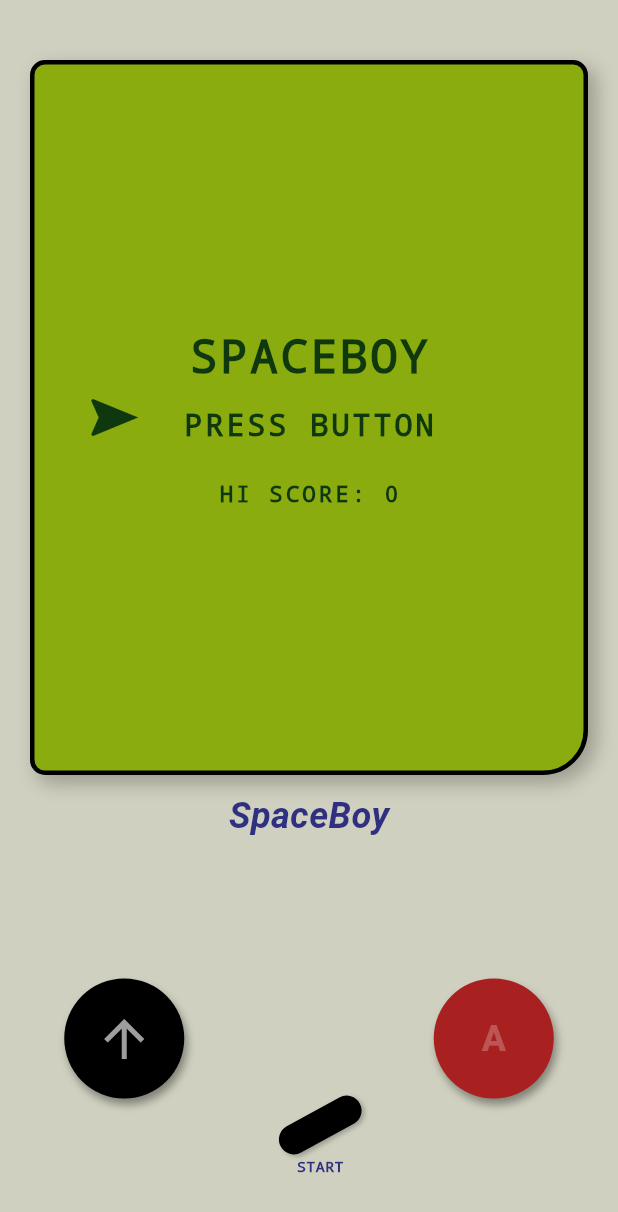
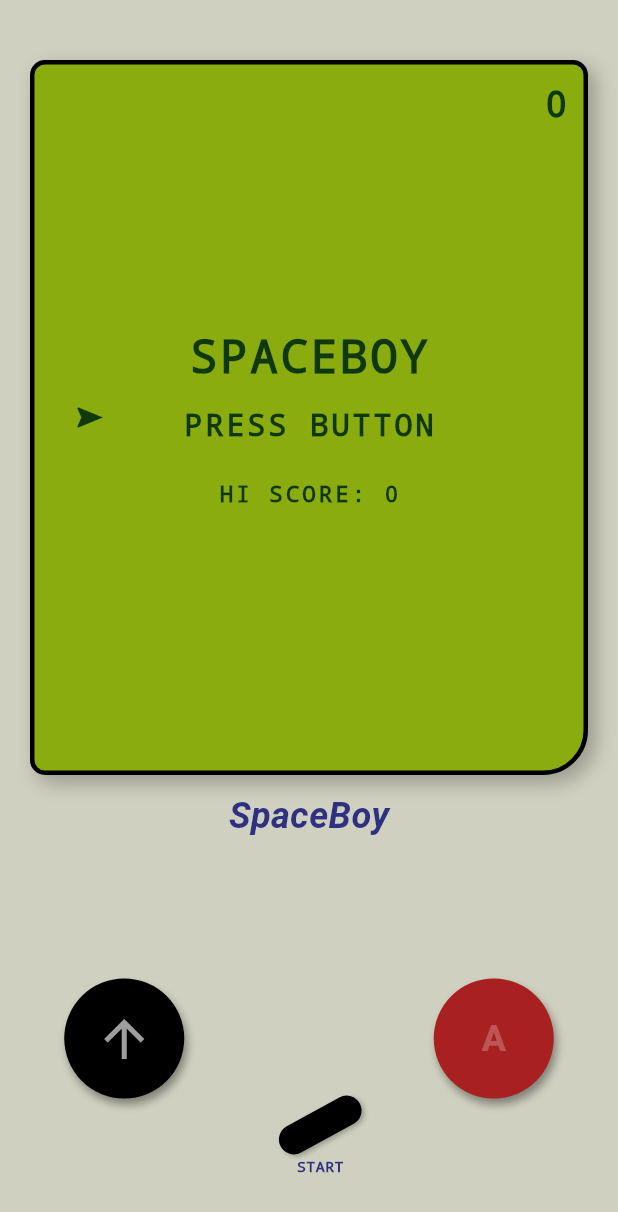
Before and after one commit to edmarfjr/spaceDuel, a Flutter app: the screen it shows after launch, on a phone screen of 412 x 824 dp. Shown: the top 1212 px of the screen. Run offline on Flutter 3.47's test engine with Material 3 defaults, Android fonts, the phone set to English and light mode, and no system bars; our stand-ins replace audioplayers, shared_preferences.

Commit message:
ajustes na hitbox

```diff
--- a/lib/core/constants.dart
+++ b/lib/core/constants.dart
@@ -1,8 +1,8 @@
 import 'package:flutter/material.dart';
 
 class GameConfig {
-  static const double gravity = 0.3;
-  static const double jetThrust = -0.8;
+  static const double gravity = 0.2;
+  static const double jetThrust = -0.5;
   static const double shipMaxVelocity = 15.0;
   static const double gameSpeed = 3.0;
   static const int fps = 60;
--- a/lib/main.dart
+++ b/lib/main.dart
@@ -45,6 +45,8 @@ class _GamePageState extends State<GamePage> {
   bool _gameOver = false;
   bool _isPaused = false;
 
+  int _debugTapCount = 0;
+
   @override
   void initState() {
     super.initState();
@@ -73,7 +75,7 @@ class _GamePageState extends State<GamePage> {
     });
 
     _gameLoopTimer?.cancel();
-    _gameLoopTimer = Timer.periodic(Duration(milliseconds: 1000 ~/ GameConfig.fps), (timer) {
+    _gameLoopTimer = Timer.periodic(const Duration(milliseconds: 1000 ~/ GameConfig.fps), (timer) {
       if (!_isPaused) {
         setState(() {
           // Pede para a Engine calcular o próximo frame
@@ -120,13 +122,25 @@ class _GamePageState extends State<GamePage> {
           ),
 
           // Logo
-          const Text("SpaceBoy",
+          GestureDetector(
+            onTap: () {
+              _debugTapCount++;
+              if (_debugTapCount >= 3) {
+                setState(() {
+                  _engine.toggleDebugMode(); // Ativa/Desativa as hitboxes
+                  debugPrint("Debug Mode: ${_engine.showHitboxes}");
+                  _debugTapCount = 0; // Reseta o contador
+                });
+              }
+            },
+            child: const Text("SpaceBoy",
               style: TextStyle(
                 color: Color(0xFF303080),
                 fontWeight: FontWeight.bold,
                 fontStyle: FontStyle.italic,
                 fontSize: 24
               )
+            ),
           ),
 
           // Controles
--- a/lib/widgets/game_screen.dart
+++ b/lib/widgets/game_screen.dart
@@ -33,72 +33,117 @@ class GameScreenLCD extends StatelessWidget {
       ),
       child: ClipRRect(
         borderRadius: BorderRadius.circular(8),
+        child: LayoutBuilder(
+          builder: (context, constraints) {
+            final double screenW = constraints.maxWidth;
+            final double screenH = constraints.maxHeight;
+
+            // --- FUNÇÃO CORRIGIDA ---
+            Widget positionObject({
+              required double x,
+              required double y,
+              required double w,
+              required double h,
+              required Widget child,
+            }) {
+              // Cálculos de pixel (Matemática de Coordenadas)
+              final double pixelW = (w / 2.0) * screenW;
+              final double pixelH = (h / 2.0) * screenH;
+              final double centerX = ((x + 1) / 2) * screenW;
+              final double centerY = ((y + 1) / 2) * screenH;
+              final double left = centerX - (pixelW / 2);
+              final double top = centerY - (pixelH / 2);
+
+              return Positioned(
+                left: left,
+                top: top,
+                width: pixelW,
+                height: pixelH,
                 child: Stack(
+                  fit: StackFit.expand, // Manda o filho preencher todo o espaço da hitbox
                   children: [
-            // Nave
-            Align(
-              alignment: Alignment(-0.8, engine.shipY),
+                    // 1. O Desenho Real
+                    // (Removemos o FittedBox daqui para não sumir com os containers)
+                    child,
+
+                    // 2. A Borda de Debug (Se ativada)
+                    if (engine.showHitboxes)
+                      Container(
+                        decoration: BoxDecoration(
+                          border: Border.all(color: Colors.white, width: 1),
+                        ),
+                      ),
+                  ],
+                ),
+              );
+            }
+
+            return Stack(
+              children: [
+                // 1. NAVE
+                // A Nave PRECISA de FittedBox porque é um Icon e queremos que ele escale
+                if (!engine.isInvulnerable || DateTime.now().millisecondsSinceEpoch % 100 < 50)
+                  positionObject(
+                    x: -0.8,
+                    y: engine.shipY,
+                    w: GameConfig.shipWidth,
+                    h: GameConfig.shipHeight,
+                    child: FittedBox( // <--- FittedBox SÓ AQUI
+                      fit: BoxFit.contain,
                       child: Transform.rotate(
                         angle: 1.57,
-                child: const Icon(Icons.navigation, color: AppColors.pixel, size: 40),
+                        child: const Icon(Icons.navigation, color: AppColors.pixel),
                       ),
                     ),
-            // Meteoros
-            ...engine.meteors.map((m) => Align(
-                  alignment: Alignment(m.x, m.y),
+                  ),
+
+                // 2. METEOROS
+                // Agora sem FittedBox, o Container vai esticar para preencher a hitbox
+                ...engine.meteors.map((m) => positionObject(
+                  x: m.x,
+                  y: m.y,
+                  w: GameConfig.meteorSize,
+                  h: GameConfig.meteorSize,
                   child: Container(
-                    width: 25, height: 25,
-                    decoration: const BoxDecoration(color: Color(0xFF306230), shape: BoxShape.circle),
+                    decoration: const BoxDecoration(
+                      color: Color(0xFF306230),
+                      shape: BoxShape.circle
+                    ),
                   ),
                 )),
-            //Renderiza as partículas da explosão
-            ...engine.particles.map((p) => Align(
-              alignment: Alignment(p.x, p.y),
+
+                // 3. TIROS
+                ...engine.bullets.map((b) => positionObject(
+                  x: b.x,
+                  y: b.y,
+                  w: GameConfig.bulletWidth,
+                  h: GameConfig.bulletHeight,
+                  child: Container(color: AppColors.pixel),
+                )),
+
+                // 4. PARTÍCULAS
+                ...engine.particles.map((p) {
+                   final px = ((p.x + 1) / 2) * screenW;
+                   final py = ((p.y + 1) / 2) * screenH;
+                   return Positioned(
+                     left: px, top: py,
                      child: Container(
-                width: 8, height: 8, // Pixelzinhos
-                color: AppColors.pixel.withOpacity(p.life / 20), // Fade out
+                       width: 6, height: 6,
+                       color: AppColors.pixel.withOpacity(p.life / 20),
                      ),
-            )),
-            // Tiros
-            ...engine.bullets.map((b) => Align(
-                  alignment: Alignment(b.x, b.y),
-                  child: Container(width: 15, height: 5, color: AppColors.pixel),
-                )),
-            // UI
-            if (!gameStarted)
-            Center(child: Column(
-                mainAxisSize: MainAxisSize.min,
-                children: [
-                  Text("SPACEBOY", style: AppStyles.retro()),
-                  const SizedBox(height: 10),
-                  Text("PRESS BUTTON", style: AppStyles.retro(size: 20)),
-                  const SizedBox(height: 20),
-                  Text("HI SCORE: ${engine.highScore}", style: AppStyles.retro(size: 15)), // Mostra recorde no menu
-                ],
-              )),
-            if (gameOver)
-              Center(
-                  child: Column(mainAxisSize: MainAxisSize.min, children: [
-                Text("GAME OVER", style: AppStyles.retro()),
-                Text("PRESS BUTTON", style: AppStyles.retro(size: 20)),
-                Text("Score: ${engine.score}", style: AppStyles.retro(size: 20)),
-                if (engine.score >= engine.highScore && engine.score > 0)
-                   Text("NEW RECORD!", style: AppStyles.retro(size: 15)),
-              ])),
-            if (isPaused && !gameOver && gameStarted)
-               Center(child: Text("PAUSED", style: AppStyles.retro())),
-            if (gameStarted)
-              // Placar (Direita)
+                   );
+                }),
+
+                // --- UI (Placar, Vidas, Textos) ---
                 Positioned(
                   top: 10, right: 10,
                   child: Text("${engine.score}", style: AppStyles.retro(size: 24))
                 ),
-              if (gameStarted)
+                if (gameStarted || gameOver)
                   Positioned(
-                top: 40, right: 10, // Um pouco abaixo do score
+                    top: 40, right: 10,
                     child: Text("HI ${engine.highScore}", style: AppStyles.retro(size: 15))
                   ),
-              // Corações / Vidas (Esquerda)
                 Positioned(
                   top: 10, left: 10,
                   child: Row(
@@ -108,7 +153,33 @@ class GameScreenLCD extends StatelessWidget {
                     )),
                   ),
                 ),
+
+                if (!gameStarted)
+                  Center(child: Column(
+                    mainAxisSize: MainAxisSize.min,
+                    children: [
+                      Text("SPACEBOY", style: AppStyles.retro()),
+                      const SizedBox(height: 10),
+                      Text("PRESS BUTTON", style: AppStyles.retro(size: 20)),
+                      const SizedBox(height: 20),
+                      Text("HI SCORE: ${engine.highScore}", style: AppStyles.retro(size: 15)),
                     ],
+                  )),
+
+                if (gameOver)
+                  Center(
+                      child: Column(mainAxisSize: MainAxisSize.min, children: [
+                    Text("GAME OVER", style: AppStyles.retro()),
+                    Text("Score: ${engine.score}", style: AppStyles.retro(size: 20)),
+                    if (engine.score >= engine.highScore && engine.score > 0)
+                       Text("NEW RECORD!", style: AppStyles.retro(size: 15)),
+                  ])),
+
+                if (isPaused && !gameOver && gameStarted)
+                   Center(child: Text("PAUSED", style: AppStyles.retro())),
+              ],
+            );
+          },
         ),
       ),
     );
--- a/pubspec.yaml
+++ b/pubspec.yaml
@@ -1,4 +1,4 @@
-name: nave2
+name: spaceboy
 description: "A new Flutter project."
 # The following line prevents the package from being accidentally published to
 # pub.dev using `flutter pub publish`. This is preferred for private packages.
```
Also changed, not shown: lib/logic/game_engine.dart (+12 -4 lines), lib/widgets/console_frame.dart (deleted), 2 other files. Lines whose indentation alone changed are shown as unchanged.
